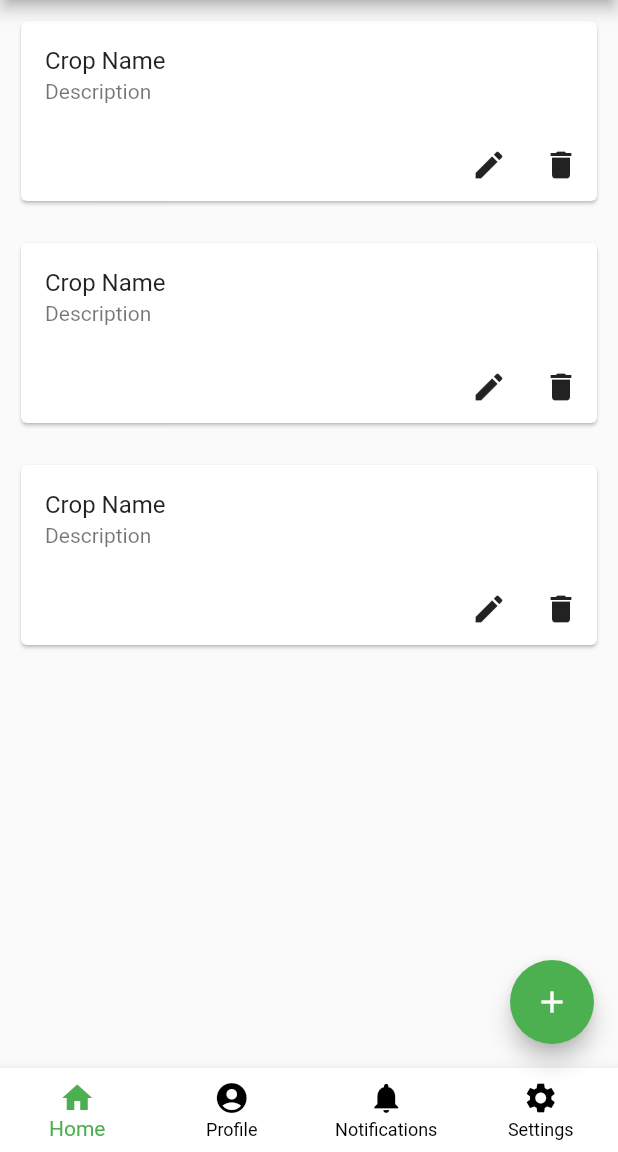
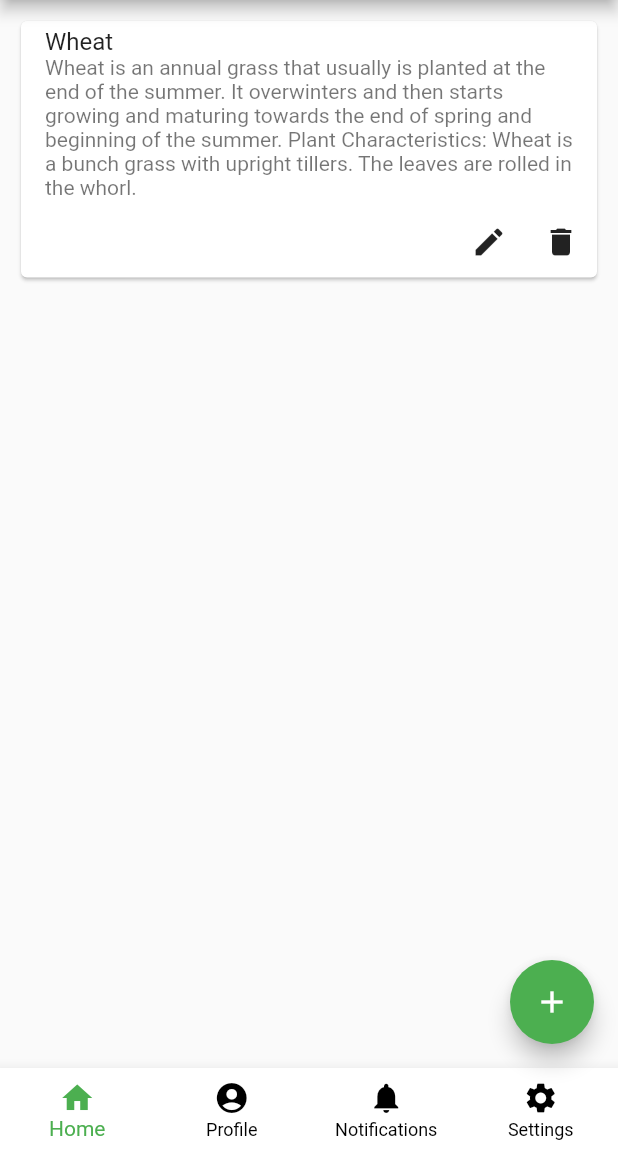
Before and after one commit to thisisharshsah/Agriculture-Information-Management-System, a Flutter app: the HomePage screen opened directly, on a phone screen of 412 x 824 dp, the part 84-1236 px from its top. Run offline on Flutter 3.47's test engine with Material 2 defaults, Android fonts, the phone set to English and light mode, and no system bars; our stand-ins replace cloud_firestore, firebase_auth, firebase_core, fluttertoast, get; accounts and stored records are empty.

Commit message:
basic fixes

```diff
--- a/aims/lib/home_page.dart
+++ b/aims/lib/home_page.dart
@@ -29,13 +29,6 @@ class _HomePageState extends State<HomePage> {
       setState(() {});
     });
   }
-
-  final List<String> imagesList = [
-    'https://samriddhi.org/wp-content/uploads/2020/03/Agricultural-Overhaul-01-March-2020.jpg',
-    'https://myrepublica.nagariknetwork.com/uploads/media/farmer-plows-a-field_20190921084105.jpg',
-    'https://assets-api.kathmandupost.com/thumb.php?src=https://assets-cdn.kathmandupost.com/uploads/source/news/2020/opinion/6-lead.-Shutterstock.jpg&w=900&height=601',
-    'https://www.datocms-assets.com/7165/1572878498-agr.jpg?auto=format&dpr=1&w=1600'
-  ];
 
   @override
   Widget build(BuildContext context) {
@@ -108,11 +101,8 @@ class _HomePageState extends State<HomePage> {
               MaterialPageRoute(builder: (context) => const HomePage()),
             );
           }
-          if (index == 2) {
-            // Navigator.push(
-            //   context,
-            //   MaterialPageRoute(builder: (context) => const ProfilePage()),
-            // );
+          if (index == 1) {
+            logout();
           }
         },
       ),
@@ -127,7 +117,7 @@ class _HomePageState extends State<HomePage> {
         },
       ),
       body: ListView.builder(
-        itemCount: 3,
+        itemCount: 1,
         itemBuilder: (context, index) {
           return Container(
             padding: const EdgeInsets.all(10),
@@ -136,8 +126,9 @@ class _HomePageState extends State<HomePage> {
                 child: Column(
                   children: <Widget>[
                     const ListTile(
-                      title: Text('Crop Name'),
-                      subtitle: Text('Description'),
+                      title: Text('Wheat'),
+                      subtitle: Text(
+                          'Wheat is an annual grass that usually is planted at the end of the summer. It overwinters and then starts growing and maturing towards the end of spring and beginning of the summer. Plant Characteristics: Wheat is a bunch grass with upright tillers. The leaves are rolled in the whorl.'),
                     ),
                     Row(
                       mainAxisAlignment: MainAxisAlignment.end,
```
